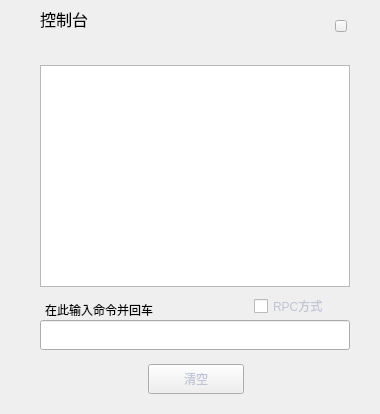
Old version of the form consoledialog.ui in the repository HcashOrg/hx-indicator.
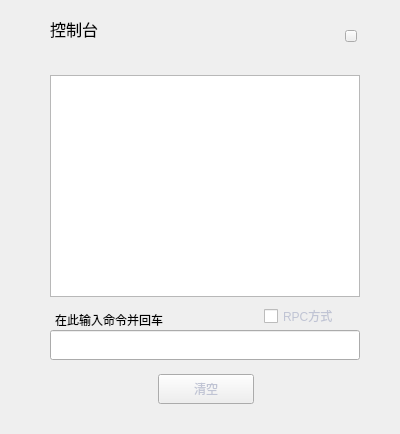
New version of the form.

Commit message: console dialog

Patch:
```diff
--- a/consoledialog.ui
+++ b/consoledialog.ui
@@ -6,8 +6,8 @@
    <rect>
     <x>0</x>
     <y>0</y>
-    <width>380</width>
-    <height>414</height>
+    <width>400</width>
+    <height>434</height>
    </rect>
   </property>
   <property name="font">
@@ -24,8 +24,8 @@
   <widget class="QWidget" name="widget" native="true">
    <property name="geometry">
     <rect>
-     <x>0</x>
-     <y>0</y>
+     <x>10</x>
+     <y>10</y>
      <width>380</width>
      <height>414</height>
     </rect>
```
The commit also changes 1 other file.
